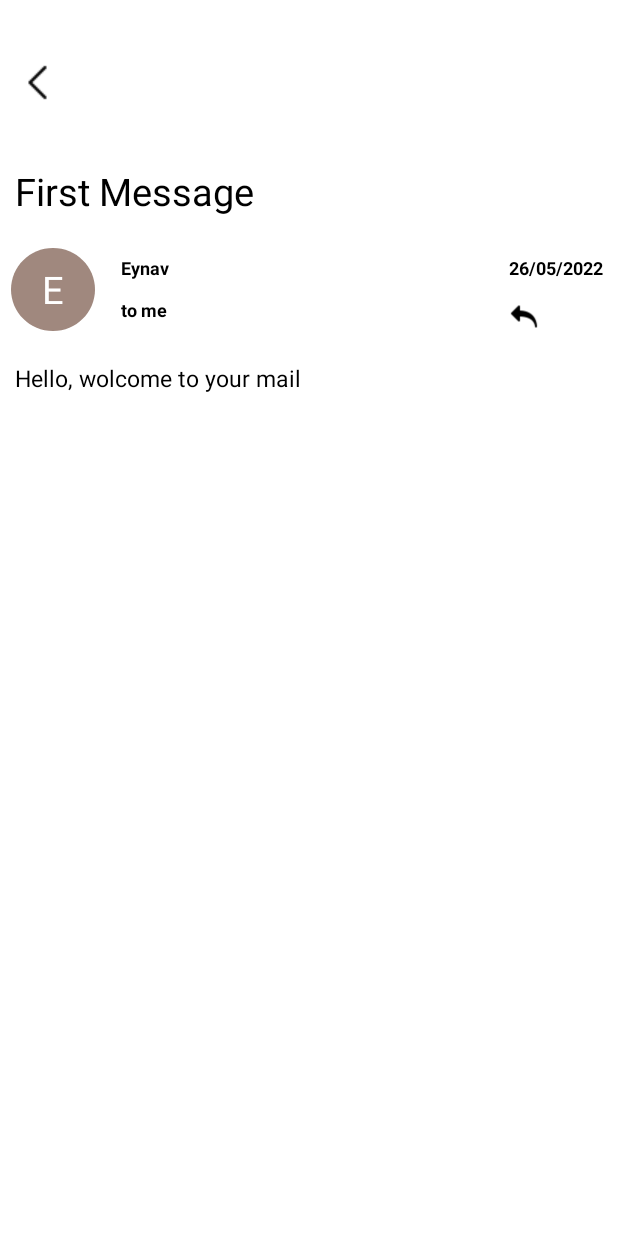
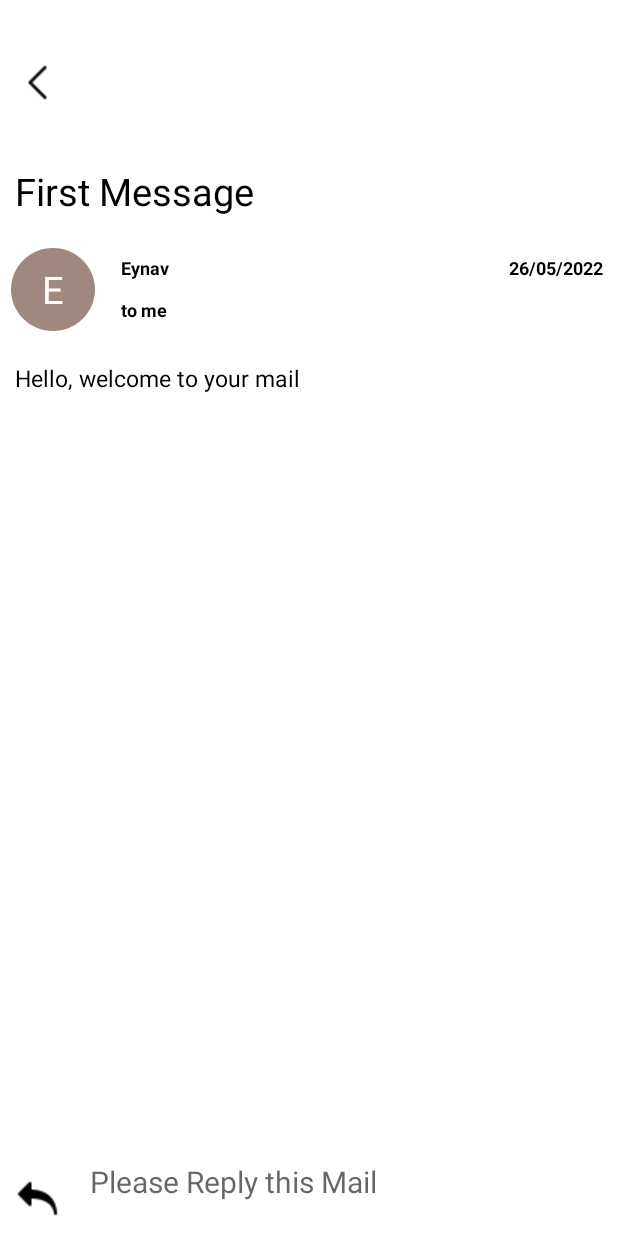
Before and after one commit to EynavP/SimpleEmail, an Android app: the screen it shows after launch (Specific_mail), after a tap on an icon or button, on a phone screen of 412 x 824 dp. Run offline under Robolectric (Android 15) with nearby library versions, the phone set to English and light mode, and no system bars; our stand-ins replace Room's generated code.

```diff
--- a/SimpleEmail/app/build.gradle
+++ b/SimpleEmail/app/build.gradle
@@ -33,7 +33,10 @@ dependencies {
     implementation 'com.google.android.material:material:1.6.0'
     implementation 'androidx.constraintlayout:constraintlayout:2.1.3'
     implementation 'androidx.legacy:legacy-support-v4:1.0.0'
+    implementation 'androidx.room:room-runtime:2.4.2'
     testImplementation 'junit:junit:4.13.2'
     androidTestImplementation 'androidx.test.ext:junit:1.1.3'
     androidTestImplementation 'androidx.test.espresso:espresso-core:3.4.0'
+    annotationProcessor 'androidx.room:room-compiler:2.4.2'
+    implementation 'com.google.code.gson:gson:2.8.7'
 }
--- a/SimpleEmail/app/src/main/java/com/example/simpleemail/Mail.java
+++ b/SimpleEmail/app/src/main/java/com/example/simpleemail/Mail.java
@@ -1,18 +1,30 @@
 package com.example.simpleemail;
+
+import androidx.room.Entity;
+import androidx.room.PrimaryKey;
+import androidx.room.TypeConverter;
+import androidx.room.TypeConverters;
 
 import java.io.Serializable;
 import java.text.SimpleDateFormat;
 import java.time.LocalDateTime;
+import java.util.ArrayList;
 import java.util.Calendar;
+import java.util.List;
 
-
+@Entity
 public class Mail implements Serializable {
 
+    @PrimaryKey(autoGenerate = true)
+    private int id;
     String mail_title;
+    @TypeConverters(Converters.class)
+    List<String> Reply;
     String first_letter;
     String sender;
     String time;
     String content;
+
 
 
     public Mail(String mail_title, String sender, String content) {
@@ -21,6 +33,7 @@ public class Mail implements Serializable {
         this.sender = sender;
         this.time = new SimpleDateFormat("dd/MM/yyyy").format(Calendar.getInstance().getTime());
         this.content = content;
+        this.Reply=new ArrayList<>();
     }
 
     public String getMail_title() {
@@ -47,11 +60,9 @@ public class Mail implements Serializable {
         this.sender = sender;
     }
 
-
     public String getTime() {
         return time;
     }
-
 
     public String getContent() {
         return content;
@@ -60,4 +71,15 @@ public class Mail implements Serializable {
     public void setContent(String content) {
         this.content = content;
     }
+
+    public int getId() {return id;}
+
+    public void setId(int id) {this.id = id;}
+
+    public List<String> getReply() {return Reply;}
+
+    public void addReplay(String replay){
+        this.Reply.add(replay);
+    }
+
 }
--- a/SimpleEmail/app/src/main/java/com/example/simpleemail/MainActivity.java
+++ b/SimpleEmail/app/src/main/java/com/example/simpleemail/MainActivity.java
@@ -39,7 +39,7 @@ public class MainActivity extends AppCompatActivity implements ClickInterface  {
     }
 
     private void GetMails() {
-        mails.add(new Mail("First Message","Eynav","Hello, wolcome to your mail"));
+        mails.add(new Mail("First Message","Eynav","Hello, welcome to your mail"));
     }
 
 
--- a/SimpleEmail/app/src/main/java/com/example/simpleemail/Specific_mail.java
+++ b/SimpleEmail/app/src/main/java/com/example/simpleemail/Specific_mail.java
@@ -4,14 +4,16 @@ import androidx.appcompat.app.AppCompatActivity;
 
 import android.os.Bundle;
 import android.widget.Button;
+import android.widget.ImageButton;
 import android.widget.ImageView;
 import android.widget.TextView;
 
 public class Specific_mail extends AppCompatActivity {
 
     Mail mail;
-    TextView mail_title,first_letter,sender_value,time_value,mail_content;
+    TextView mail_title,first_letter,sender_value,time_value,mail_content,TVReplay;
     ImageView backBtn;
+    ImageButton BtnReplay;
     @Override
     protected void onCreate(Bundle savedInstanceState) {
         super.onCreate(savedInstanceState);
@@ -23,6 +25,8 @@ public class Specific_mail extends AppCompatActivity {
         sender_value = findViewById(R.id.sender_value);
         time_value = findViewById(R.id.time_value);
         mail_content = findViewById(R.id.mail_content);
+        TVReplay = findViewById(R.id.TVReplay);
+
 
         mail_title.setText(mail.getMail_title());
         first_letter.setText(mail.getFirst_letter());
@@ -33,6 +37,12 @@ public class Specific_mail extends AppCompatActivity {
         backBtn = findViewById(R.id.back_btn);
         backBtn.setOnClickListener(view -> finish());
 
+        BtnReplay = findViewById(R.id.BtnReplay);
+        BtnReplay.setOnClickListener(view->{
+            if(TVReplay.getText().toString()!=null)
+                mail.addReplay(TVReplay.getText().toString());
+        });
+
 
     }
 }
--- a/SimpleEmail/app/src/main/res/layout/activity_specific_mail.xml
+++ b/SimpleEmail/app/src/main/res/layout/activity_specific_mail.xml
@@ -112,12 +112,6 @@
                 android:textSize="12sp"
                 android:textStyle="bold" />
 
-            <ImageView
-                android:id="@+id/replay_btn"
-                android:layout_width="20dp"
-                android:layout_height="20dp"
-                android:layout_weight="1"
-                android:src="@drawable/ic_replay" />
         </LinearLayout>
 
     </LinearLayout>
@@ -144,5 +138,54 @@
             android:textSize="15sp" />
     </RelativeLayout>
 
+    <RelativeLayout
+        android:id="@+id/ReplayListlayout"
+        android:layout_width="398dp"
+        android:layout_height="400dp"
+        app:layout_constraintBottom_toTopOf="@+id/ReplayLayout"
+        app:layout_constraintEnd_toEndOf="parent"
+        app:layout_constraintStart_toStartOf="parent"
+        app:layout_constraintTop_toBottomOf="@+id/mail_contentRL">
+
+        <ListView
+            android:id="@+id/LVreplay"
+            android:layout_width="match_parent"
+            android:layout_height="wrap_content">
+        </ListView>
+
+    </RelativeLayout>
+
+    <LinearLayout
+        android:id="@+id/ReplayLayout"
+        android:layout_width="match_parent"
+        android:layout_height="wrap_content"
+        android:orientation="horizontal"
+        android:paddingTop="10dp"
+        app:layout_constraintBottom_toBottomOf="parent"
+        app:layout_constraintEnd_toEndOf="parent"
+        app:layout_constraintStart_toStartOf="parent">
+
+        <ImageButton
+            android:id="@+id/BtnReplay"
+            android:layout_width="50dp"
+            android:layout_height="50dp"
+            android:src="@drawable/ic_replay"
+            android:background="@color/white">
+        </ImageButton>
+
+        <TextView
+            android:id="@+id/TVReplay"
+            android:layout_width="match_parent"
+            android:layout_height="match_parent"
+            android:hint="@string/please_reply_this_mail"
+            android:layout_marginLeft="10dp"
+            android:textSize="20sp">
+
+        </TextView>
+
+
+
+    </LinearLayout>
+
 
 </androidx.constraintlayout.widget.ConstraintLayout>
--- a/SimpleEmail/app/src/main/res/values/strings.xml
+++ b/SimpleEmail/app/src/main/res/values/strings.xml
@@ -13,5 +13,6 @@
     <string name="send">Send</string>
     <!-- TODO: Remove or change this placeholder text -->
     <string name="hello_blank_fragment">Hello blank fragment</string>
+    <string name="please_reply_this_mail">Please Reply this Mail</string>
 
 </resources>
```
Also changed, not shown: SimpleEmail/app/src/main/java/com/example/simpleemail/Converters.java (added, +24 -0 lines), SimpleEmail/app/src/main/java/com/example/simpleemail/DataBase.java (added, +29 -0 lines), SimpleEmail/app/src/main/java/com/example/simpleemail/MailDao.java (added, +30 -0 lines).
